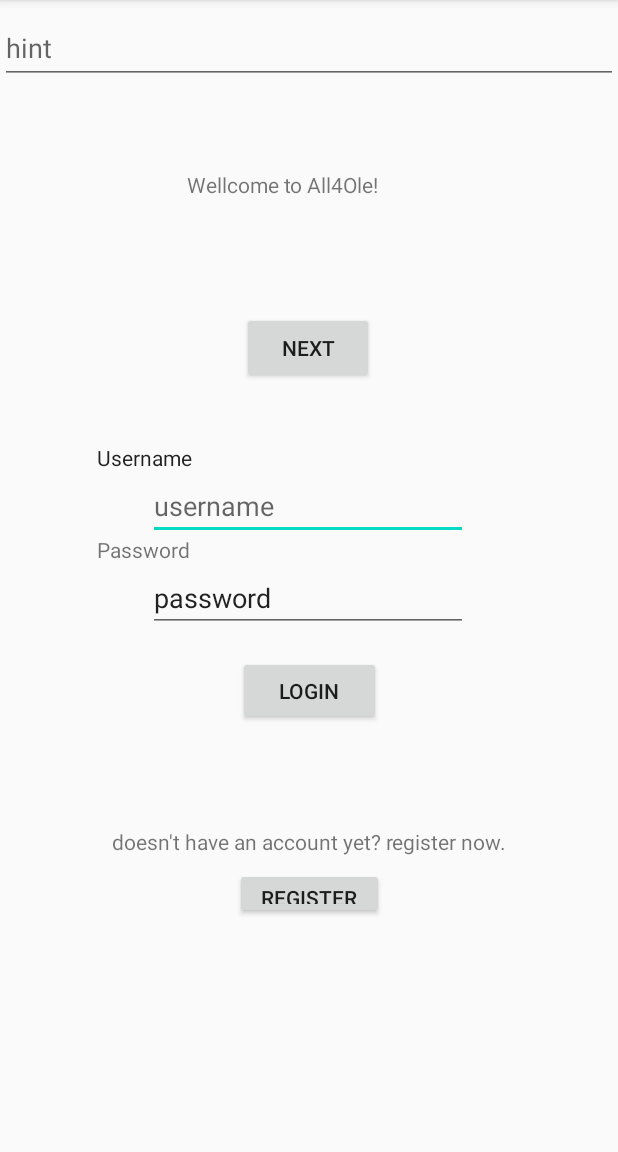
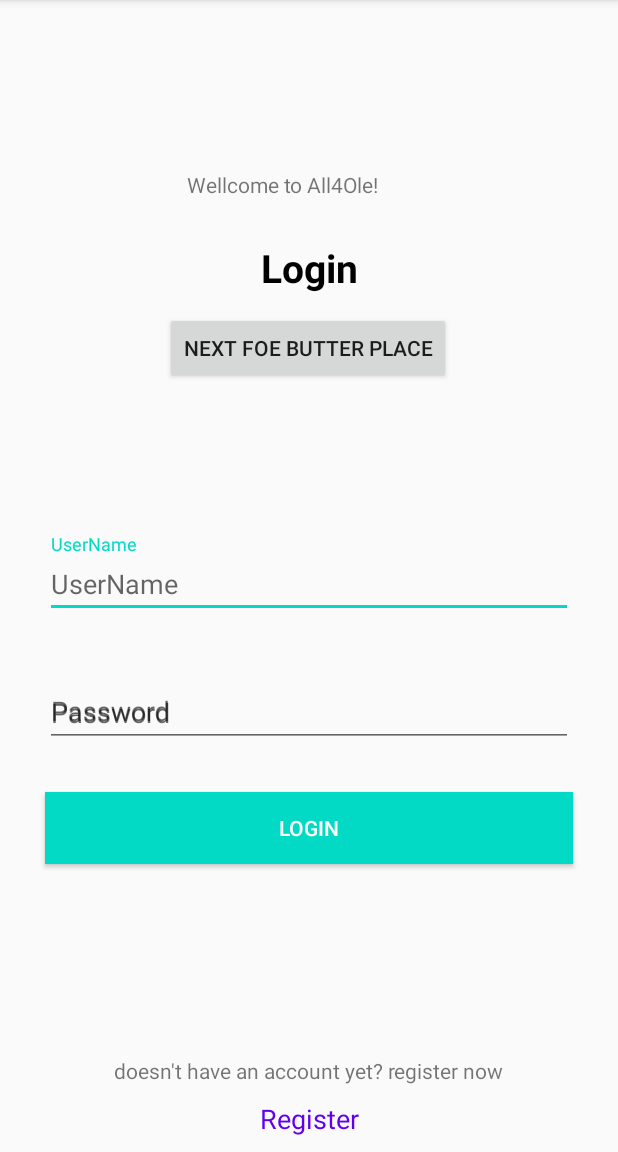
Before and after one commit to avitalze/All4Ole-Client, an Android app: the screen it shows after launch (MainActivity), after a tap on "LOGIN", on a phone screen of 412 x 824 dp, the part 84-1236 px from its top. Run offline under Robolectric (Android 15) with nearby library versions, the phone set to English and light mode, and no system bars.

Commit message:
update login screen

```diff
--- a/app/src/main/java/com/example/all4ole_client/MainActivity.kt
+++ b/app/src/main/java/com/example/all4ole_client/MainActivity.kt
@@ -3,6 +3,7 @@ package com.example.all4ole_client
 import android.content.Context
 import android.content.Intent
 import android.os.Bundle
+import android.util.Log
 import android.view.Gravity
 import android.view.View
 import android.widget.Button
@@ -10,7 +11,10 @@ import android.widget.EditText
 import android.widget.Toast
 import androidx.appcompat.app.AppCompatActivity
 import com.google.gson.GsonBuilder
+import kotlinx.android.synthetic.main.activity_login_check.*
 import kotlinx.android.synthetic.main.activity_main.*
+import kotlinx.android.synthetic.main.activity_main.edPassword
+import kotlinx.android.synthetic.main.activity_main.edUserName
 import kotlinx.coroutines.CoroutineScope
 import kotlinx.coroutines.Dispatchers
 import kotlinx.coroutines.launch
@@ -59,8 +63,8 @@ class MainActivity :AppCompatActivity () {
         super.onCreate(savedInstanceState)
         setContentView(R.layout.activity_main)
 
-        loginButton = findViewById(R.id.loginBtn)
-        registerButton = findViewById(R.id.registerBtn)
+        loginButton = findViewById(R.id.btnLogin)
+//        registerButton = findViewById(R.id.tvRegister) // registerBtn
 
         btnNext.setOnClickListener{
             val intent=Intent(this,LoginCheck::class.java);
@@ -120,14 +124,26 @@ class MainActivity :AppCompatActivity () {
 
     }
 
-//    israel old !
+
     fun loginOnClick(view: View){
-        usernameEditText = findViewById(R.id.usernameEditText)
+        usernameEditText = findViewById(R.id.edUserName)
         username = usernameEditText.text.toString()
-        passwordEditText = findViewById(R.id.passwordEditText)
+        passwordEditText = findViewById(R.id.edPassword)
         password = passwordEditText.text.toString()
+//            if(edUserName.text.trim().isNotEmpty() || edPassword.text.trim().isNotEmpty()){
+        if(edUserName.text.isNotEmpty() && edPassword.text.isNotEmpty()){
+            // do
+            Toast.makeText(this,"input is ok",Toast.LENGTH_LONG).show()
+            println("-------------------curr user name is: "+username+"-------------------" )
+            println("-------------------curr password is: "+password+"---------------------" )
+            Log.d("myTag", "This is my message");
+        }
+        // empty userName or password
+        else{
+            Toast.makeText(this,"input not full",Toast.LENGTH_LONG).show()
+        }
 
-        // TODO send username, password to server, if true go to homepage, else alert
+    // TODO send username, password to server, if true go to homepage, else alert
     }
 
     //    israel old !
@@ -135,6 +151,8 @@ class MainActivity :AppCompatActivity () {
         val intent = Intent(this, RegistrationScreen::class.java)
         startActivity(intent)
     }
+
+
 
     // POST login
 //    fun clickOnLogInButton() {
--- a/app/src/main/res/layout/activity_main.xml
+++ b/app/src/main/res/layout/activity_main.xml
@@ -10,13 +10,25 @@
         android:id="@+id/btnNext"
         android:layout_width="wrap_content"
         android:layout_height="wrap_content"
-        android:text="next"
+        android:text="next foe butter place"
         app:layout_constraintBottom_toBottomOf="parent"
         app:layout_constraintHorizontal_bias="0.498"
         app:layout_constraintLeft_toLeftOf="parent"
         app:layout_constraintRight_toRightOf="parent"
         app:layout_constraintTop_toTopOf="parent"
         app:layout_constraintVertical_bias="0.289" />
+
+    <TextView
+        android:layout_width="wrap_content"
+        android:text="Login"
+        app:layout_constraintTop_toTopOf="parent"
+        app:layout_constraintBottom_toTopOf="@+id/tvUseName"
+        app:layout_constraintStart_toStartOf="parent"
+        android:textSize="26dp"
+        android:textColor="#000"
+        android:textStyle="bold"
+        app:layout_constraintEnd_toEndOf="parent"
+        android:layout_height="wrap_content"></TextView>
 
     <TextView
         android:id="@+id/welcomeTextView"
@@ -33,92 +45,108 @@
 <!--        android:textStyle="bold"-->
 <!--        android:textColor="#001"/>-->
 
+    <com.google.android.material.textfield.TextInputLayout
+        android:id="@+id/tvUseName"
+        android:layout_width="match_parent"
+        app:layout_constraintTop_toTopOf="parent"
+        android:layout_marginStart="30dp"
+        android:layout_marginEnd="30dp"
+        app:layout_constraintBottom_toBottomOf="parent"
+        app:layout_constraintStart_toStartOf="parent"
+        app:layout_constraintEnd_toEndOf="parent"
+        android:hint="UserName"
+        android:layout_height="wrap_content">
 
-    <TextView
-        android:id="@+id/usernameTextView2"
-        android:layout_width="282dp"
-        android:layout_height="0dp"
-        android:layout_marginTop="156dp"
-        android:text="Username"
-        android:textAppearance="@style/TextAppearance.AppCompat.Body1"
+        <EditText
+            android:id="@+id/edUserName"
+            android:layout_width="match_parent"
+            android:layout_height="wrap_content"
+            android:hint="UserName" />
+    </com.google.android.material.textfield.TextInputLayout>
+    <com.google.android.material.textfield.TextInputLayout
+        android:id="@+id/tvPassword"
+        android:layout_width="match_parent"
+        android:layout_marginStart="30dp"
+        android:layout_marginEnd="30dp"
+        android:layout_marginTop="30dp"
+        app:layout_constraintStart_toStartOf="parent"
         app:layout_constraintEnd_toEndOf="parent"
-        app:layout_constraintHorizontal_bias="0.496"
-        app:layout_constraintStart_toStartOf="parent"
-        app:layout_constraintTop_toBottomOf="@+id/welcomeTextView" />
+        app:layout_constraintTop_toBottomOf="@id/tvUseName"
+        android:hint="Password"
+        android:layout_height="wrap_content">
 
-    <EditText
-        android:id="@+id/usernameEditText"
-        android:layout_width="wrap_content"
-        android:layout_height="wrap_content"
-        android:ems="10"
-        android:hint="username"
-        android:inputType="textPersonName"
-        app:layout_constraintEnd_toEndOf="parent"
-        app:layout_constraintHorizontal_bias="0.497"
-        app:layout_constraintStart_toStartOf="parent"
-        app:layout_constraintTop_toBottomOf="@+id/usernameTextView2" />
+        <!--        tools:layout_editor_absoluteX="224dp"-->
+        <!--        tools:layout_editor_absoluteY="202dp">-->
+        <EditText
+            android:id="@+id/edPassword"
+            android:layout_width="match_parent"
+            android:layout_height="wrap_content"
+            android:hint="Password"
+            android:inputType="textPassword"/>
 
-    <TextView
-        android:id="@+id/passwordTextView"
-        android:layout_width="wrap_content"
-        android:layout_height="wrap_content"
-        android:text="Password"
-        app:layout_constraintBottom_toTopOf="@+id/passwordEditText"
-        app:layout_constraintStart_toStartOf="@+id/usernameTextView2" />
-
-    <EditText
-        android:id="@+id/passwordEditText"
-        android:layout_width="wrap_content"
-        android:layout_height="wrap_content"
-        android:layout_marginTop="16dp"
-        android:ems="10"
-        android:inputType="textPersonName"
-        android:text="password"
-        app:layout_constraintEnd_toEndOf="parent"
-        app:layout_constraintHorizontal_bias="0.497"
-        app:layout_constraintStart_toStartOf="parent"
-        app:layout_constraintTop_toBottomOf="@+id/usernameEditText" />
+        <!--        <com.google.android.material.textfield.TextInputEditText-->
+        <!--            android:layout_width="match_parent"-->
+        <!--            android:layout_height="wrap_content"-->
+        <!--            android:hint="hint" />-->
+    </com.google.android.material.textfield.TextInputLayout>
 
     <Button
-        android:id="@+id/loginBtn"
-        android:layout_width="95dp"
-        android:layout_height="46dp"
-        android:layout_marginTop="16dp"
+        android:id="@+id/btnLogin"
+        android:layout_width="match_parent"
+        android:text="Login"
         android:onClick="loginOnClick"
-        android:text="login"
-        app:layout_constraintEnd_toEndOf="parent"
-        app:layout_constraintStart_toStartOf="parent"
-        app:layout_constraintTop_toBottomOf="@+id/passwordEditText" />
+        app:layout_constraintTop_toBottomOf="@+id/tvPassword"
+        android:layout_margin="30dp"
+        android:textColor="#fff"
+        android:background="@color/colorAccent"
+        android:layout_height="wrap_content"/>
+
+
+    // login button
+<!--    <Button-->
+<!--        android:id="@+id/loginBtn"-->
+<!--        android:layout_width="95dp"-->
+<!--        android:layout_height="46dp"-->
+<!--        android:layout_marginTop="16dp"-->
+<!--        android:onClick="loginOnClick"-->
+<!--        android:text="login"-->
+<!--        app:layout_constraintEnd_toEndOf="parent"-->
+<!--        app:layout_constraintStart_toStartOf="parent"-->
+<!--        app:layout_constraintTop_toBottomOf="@+id/passwordEditText" />-->
+
+    // button for register screen
+    <!--    <Button-->
+<!--        android:id="@+id/registerBtn"-->
+<!--        android:layout_width="99dp"-->
+<!--        android:layout_height="34dp"-->
+<!--        android:layout_marginTop="8dp"-->
+<!--        android:onClick="registerOnClick"-->
+<!--        android:text="Register"-->
+<!--        app:layout_constraintEnd_toEndOf="@+id/textView4"-->
+<!--        app:layout_constraintStart_toStartOf="@+id/textView4"-->
+<!--        app:layout_constraintTop_toBottomOf="@+id/textView4" />-->
 
     <TextView
         android:id="@+id/textView4"
         android:layout_width="wrap_content"
         android:layout_height="wrap_content"
-        android:layout_marginTop="68dp"
-        android:text="doesn't have an account yet? register now."
+        android:layout_marginTop="168dp"
+        android:text="doesn't have an account yet? register now"
+        app:layout_constraintBottom_toTopOf="@+id/tvRegister"
         app:layout_constraintEnd_toEndOf="parent"
         app:layout_constraintStart_toStartOf="parent"
-        app:layout_constraintTop_toBottomOf="@+id/loginBtn" />
+        app:layout_constraintVertical_bias="0.0" />
 
-    <Button
-        android:id="@+id/registerBtn"
-        android:layout_width="99dp"
-        android:layout_height="34dp"
-        android:layout_marginTop="8dp"
+    <TextView
+        android:id="@+id/tvRegister"
         android:onClick="registerOnClick"
+        android:layout_width="wrap_content"
         android:text="Register"
-        app:layout_constraintEnd_toEndOf="@+id/textView4"
-        app:layout_constraintStart_toStartOf="@+id/textView4"
-        app:layout_constraintTop_toBottomOf="@+id/textView4" />
-
-    <com.google.android.material.textfield.TextInputLayout
-        android:layout_width="match_parent"
-        android:layout_height="wrap_content">
-
-        <com.google.android.material.textfield.TextInputEditText
-            android:layout_width="match_parent"
-            android:layout_height="wrap_content"
-            android:hint="hint" />
-    </com.google.android.material.textfield.TextInputLayout>
-
+        android:textColor="@color/colorPrimary"
+        android:textSize="18dp"
+        app:layout_constraintBottom_toBottomOf="parent"
+        app:layout_constraintStart_toStartOf="parent"
+        app:layout_constraintEnd_toEndOf="parent"
+        android:padding="10dp"
+        android:layout_height="wrap_content"></TextView>
 </androidx.constraintlayout.widget.ConstraintLayout>
```
Also changed, not shown: app/src/main/java/com/example/all4ole_client/LoginCheck.kt (+16 -0 lines), app/src/main/res/layout/activity_login_check.xml (+4 -7 lines), app/src/main/res/layout/activity_registration_screen.xml (+59 -44 lines).
